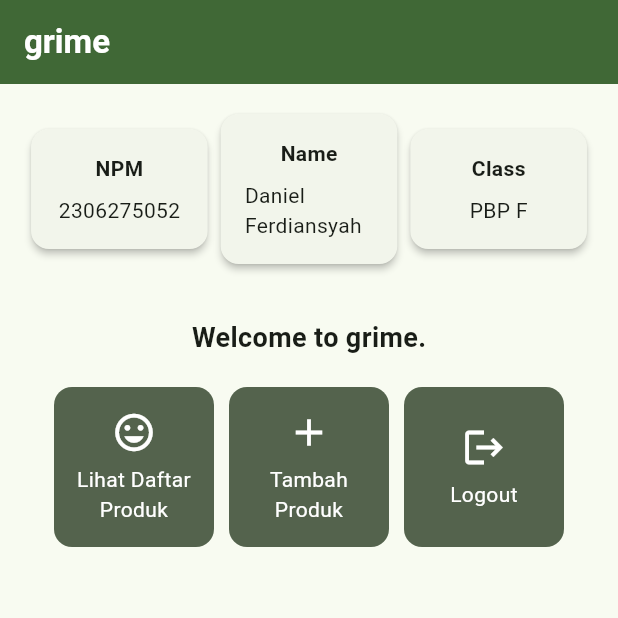
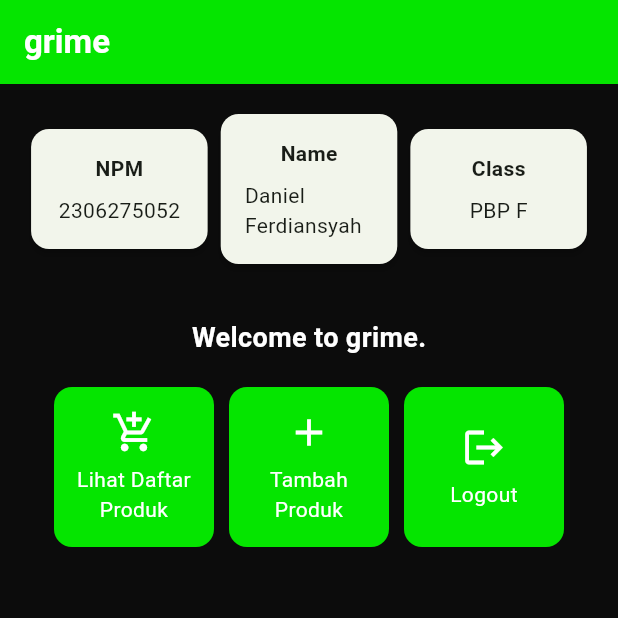
Before and after one commit to danferdiansyah/grime-mobile, a Flutter app: the screen it shows after launch, on a phone screen of 412 x 824 dp, the top half of it. Run offline on Flutter 3.47's test engine with Material 3 defaults, Android fonts, the phone set to English and light mode, and no system bars.

Commit message:
style: page color and button icon

```diff
--- a/lib/main.dart
+++ b/lib/main.dart
@@ -14,8 +14,12 @@ class MyApp extends StatelessWidget {
       title: 'Flutter Demo',
       theme: ThemeData(
         colorScheme: ColorScheme.fromSeed(
-          seedColor: const Color(0xFF05e500), // Hex color directly
+          seedColor: const Color(0xFF05e500), // New green color
+          primary: const Color(0xFF05e500),
+          secondary: const Color(0xFF05e500),
+          background: const Color(0xFF0c0c0c), // Background color as black
         ),
+        scaffoldBackgroundColor: const Color(0xFF0c0c0c), // Ensure all pages have black background
         useMaterial3: true,
       ),
       home: MyHomePage(),
--- a/lib/menu.dart
+++ b/lib/menu.dart
@@ -57,6 +57,7 @@ class MyHomePage extends StatelessWidget {
                       style: TextStyle(
                         fontWeight: FontWeight.bold,
                         fontSize: 18.0,
+                        color: Colors.white,
                       ),
                     ),
                   ),
@@ -87,7 +88,7 @@ class MyHomePage extends StatelessWidget {
 
 
     final List<ItemHomepage> items = [
-         ItemHomepage("Lihat Daftar Produk", Icons.mood),
+         ItemHomepage("Lihat Daftar Produk", Icons.add_shopping_cart),
          ItemHomepage("Tambah Produk", Icons.add),
          ItemHomepage("Logout", Icons.logout),
     ];
```
